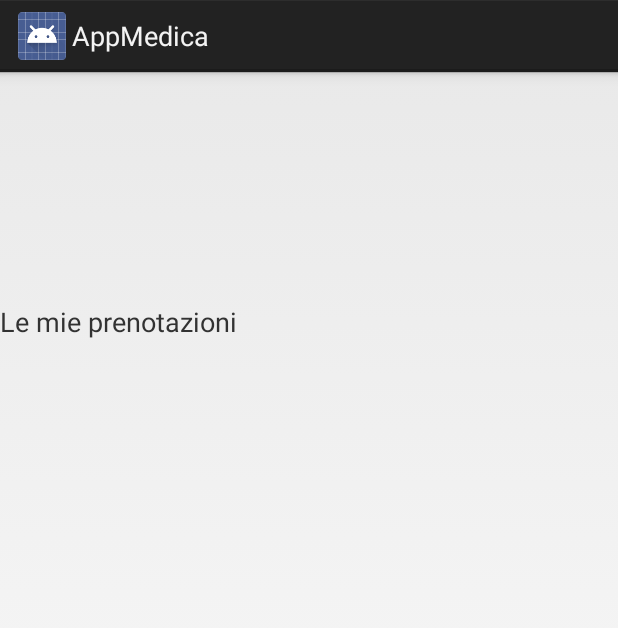
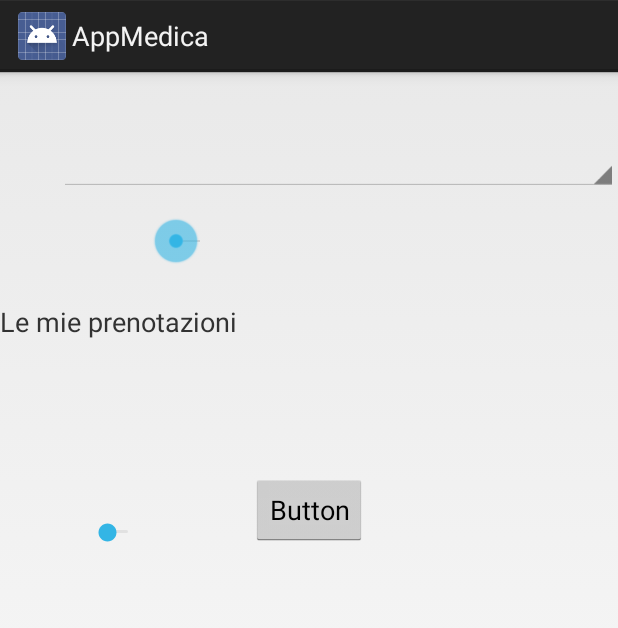
Before and after one commit to eduart94/ProgettoMedico, an Android app: the Profilo screen opened directly, with no data from a screen before it, on a phone screen of 412 x 824 dp. Shown: the top 628 px of the screen. Run offline under Robolectric (Android 15) with nearby library versions, the light colour scheme and no system bars.

Commit message:
push per paola

```diff
--- a/Activity/AppMedica/app/src/main/AndroidManifest.xml
+++ b/Activity/AppMedica/app/src/main/AndroidManifest.xml
@@ -15,14 +15,16 @@
         android:supportsRtl="true"
         android:theme="@style/AppTheme">
         <activity android:name=".Registrati">
-            <intent-filter>
-                <action android:name="android.intent.action.MAIN" />
 
-                <category android:name="android.intent.category.LAUNCHER" />
-            </intent-filter>
         </activity>
         <activity android:name=".Profilo" />
-        <activity android:name=".Login" />
+        <activity android:name=".Login" >
+        <intent-filter>
+            <action android:name="android.intent.action.MAIN" />
+
+            <category android:name="android.intent.category.LAUNCHER" />
+        </intent-filter>
+        </activity>
         <activity android:name=".RecuperaPassword">
             <intent-filter>
                 <action android:name="android.intent.action.MAIN" />
--- a/Activity/AppMedica/app/src/main/res/layout/activity_login.xml
+++ b/Activity/AppMedica/app/src/main/res/layout/activity_login.xml
@@ -10,8 +10,9 @@
         style="@android:style/Widget.Button.Inset"
         android:layout_width="wrap_content"
         android:layout_height="wrap_content"
-        android:layout_below="@+id/noregistrazione"
-        android:layout_centerHorizontal="true"
+        android:layout_alignEnd="@+id/login"
+        android:layout_below="@+id/haigiaaccount"
+        android:layout_marginTop="15dp"
         android:text="Accedi" />
 
     <TextView
@@ -77,7 +78,7 @@
         style="?android:attr/borderlessButtonStyle"
         android:layout_width="wrap_content"
         android:layout_height="wrap_content"
-        android:layout_alignStart="@+id/password"
+        android:layout_alignParentStart="true"
         android:layout_centerVertical="true"
         android:text="Non sei ancora registrato?"
         android:textAppearance="@android:style/TextAppearance.DeviceDefault"
--- a/Activity/AppMedica/app/src/main/res/layout/activity_profilo.xml
+++ b/Activity/AppMedica/app/src/main/res/layout/activity_profilo.xml
@@ -17,4 +17,41 @@
         android:text="Le mie prenotazioni"
         android:textSize="18sp" />
 
+    <Button
+        android:id="@+id/button"
+        android:layout_width="wrap_content"
+        android:layout_height="wrap_content"
+        android:layout_below="@+id/mieprenotazioni"
+        android:layout_centerHorizontal="true"
+        android:layout_marginTop="89dp"
+        android:text="Button" />
+
+    <Spinner
+        android:id="@+id/spinner"
+        android:layout_width="match_parent"
+        android:layout_height="wrap_content"
+        android:layout_alignParentStart="true"
+        android:layout_alignParentTop="true"
+        android:layout_marginStart="39dp"
+        android:layout_marginTop="47dp" />
+
+    <SeekBar
+        android:id="@+id/seekBar"
+        android:layout_width="wrap_content"
+        android:layout_height="wrap_content"
+        android:layout_below="@+id/spinner"
+        android:layout_marginEnd="18dp"
+        android:layout_marginTop="17dp"
+        android:layout_toStartOf="@+id/button" />
+
+    <SeekBar
+        android:id="@+id/seekBar2"
+        style="@style/Widget.AppCompat.SeekBar.Discrete"
+        android:layout_width="wrap_content"
+        android:layout_height="wrap_content"
+        android:layout_alignBottom="@+id/button"
+        android:layout_toStartOf="@+id/seekBar"
+        android:max="10"
+        android:progress="3" />
+
 </RelativeLayout>
```
